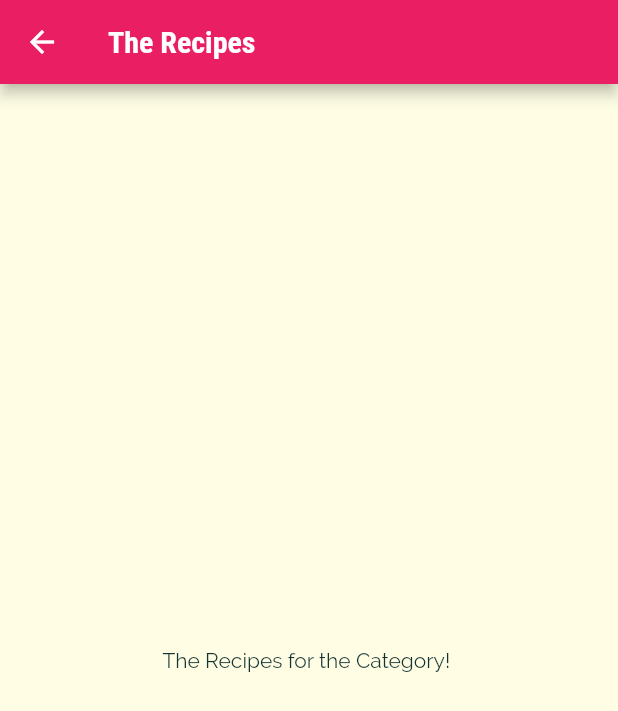
After one commit to UMChannar/Flutter-Meals-App, a Flutter app: the screen it shows after launch, after a tap on "Italian", on a phone screen of 412 x 824 dp. The commit adds this screen. Shown: the top 711 px of the screen. Run offline on Flutter 3.47's test engine with Material 2 defaults, Android fonts, the phone set to English and light mode, and no system bars.

Commit message:
Added Dummy Second Page

```diff
--- a/lib/category_items.dart
+++ b/lib/category_items.dart
@@ -1,4 +1,6 @@
 import 'package:flutter/material.dart';
+
+import './category_meals_screen.dart';
 
 class CategoryItems extends StatelessWidget {
   final String title;
@@ -6,9 +8,23 @@ class CategoryItems extends StatelessWidget {
 
   CategoryItems(this.title, this.color);
 
+  void selectCategory(BuildContext ctx) {
+    Navigator.of(ctx).push(
+      MaterialPageRoute(
+        builder: (_) {
+          return CategoriesMealsScreen();
+        },
+      ),
+    );
+  }
+
   @override
   Widget build(BuildContext context) {
-    return Container(
+    return InkWell(
+      onTap: () => selectCategory(context),
+      splashColor: Theme.of(context).primaryColor,
+      borderRadius: BorderRadius.circular(15),
+      child: Container(
         padding: EdgeInsets.all(15),
         child: Text(
           title,
@@ -25,6 +41,7 @@ class CategoryItems extends StatelessWidget {
           ),
           borderRadius: BorderRadius.circular(15),
         ),
+      ),
     );
   }
 }
--- /dev/null
+++ b/lib/category_meals_screen.dart
@@ -0,0 +1,17 @@
+import 'package:flutter/material.dart';
+
+class CategoriesMealsScreen extends StatelessWidget {
+  const CategoriesMealsScreen({super.key});
+
+  @override
+  Widget build(BuildContext context) {
+    return Scaffold(
+      appBar: AppBar(
+        title: Text("The Recipes"),
+      ),
+      body: Center(
+        child: Text('The Recipes for the Category! '),
+      ),
+    );
+  }
+}
```
Lines whose indentation alone changed are shown as unchanged.
